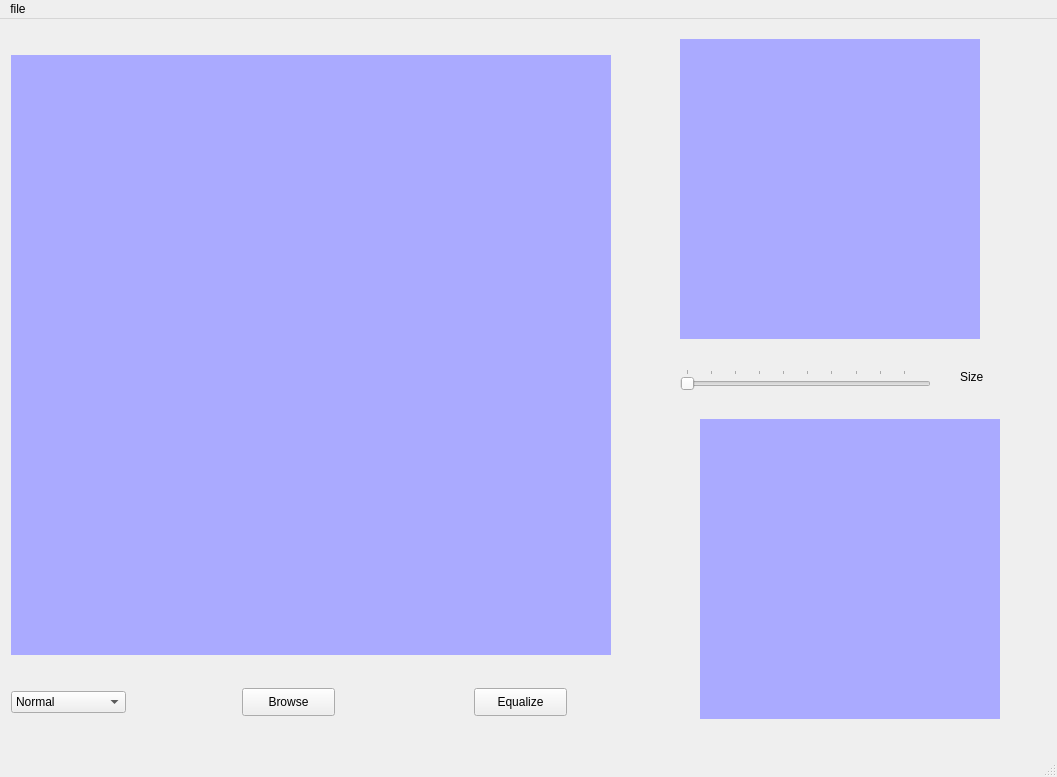
Old version of the form task1.ui in the repository youssefshawki9/Photo_Editor.
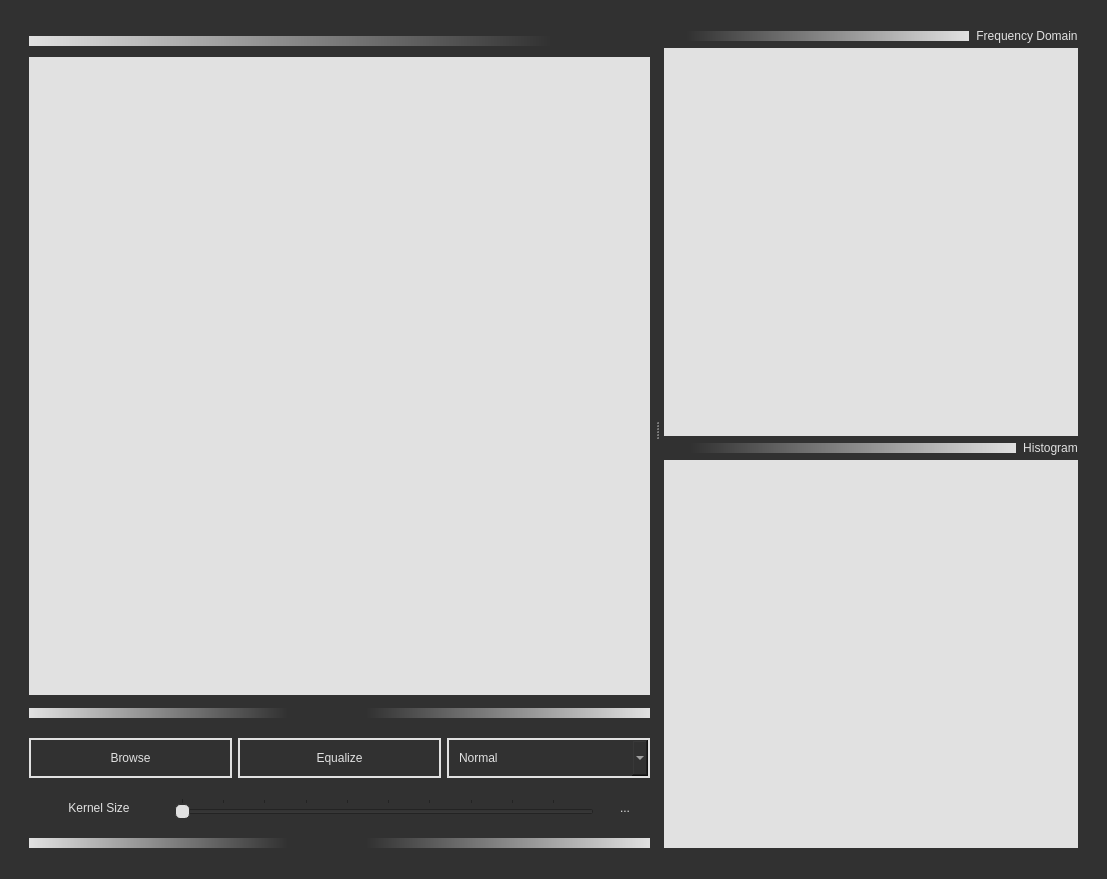
New version of the form. Icons and pictures are not drawn. Custom widgets are drawn as their Qt base class.

Patch:
```diff
--- a/task1.ui
+++ b/task1.ui
@@ -6,205 +6,503 @@
    <rect>
     <x>0</x>
     <y>0</y>
-    <width>1057</width>
-    <height>777</height>
+    <width>1107</width>
+    <height>879</height>
    </rect>
   </property>
   <property name="windowTitle">
    <string>MainWindow</string>
   </property>
   <property name="styleSheet">
-   <string notr="true"/>
+   <string notr="true">* {
+	font: 12pt &quot;Candara&quot;;
+	color: rgb(225, 225, 225);
+/*	background-color: rgb(39, 39, 52);*/
+	background-color: rgb(49, 49, 49);
+}
+
+#openButton, #Equalize, #comboBox {
+	border: 2px solid #e1e1e1;
+	padding-right: 10px;
+	padding-left: 10px;
+}
+
+#fftWidget, #histoWidget, #imageview {
+/*	background-color: rgb(176, 187, 255);*/
+/*	background-color: rgb(4, 144, 145);*/
+	background-color: #e1e1e1;
+}
+
+#filterSize::handle:horizontal {
+	background: #e1e1e1;
+    border: 1px solid rgb(49, 49, 49);
+    width: 10px;
+    margin: -2px 0;
+    border-radius: 5px;
+}
+
+#label_3, #label_2 {
+	background: None;
+	padding-left: 7px;
+}</string>
   </property>
   <widget class="QWidget" name="centralwidget">
-   <widget class="QPushButton" name="Equalize">
-    <property name="geometry">
-     <rect>
-      <x>474</x>
-      <y>669</y>
-      <width>93</width>
-      <height>28</height>
-     </rect>
-    </property>
-    <property name="text">
-     <string>Equalize</string>
-    </property>
-   </widget>
-   <widget class="QComboBox" name="comboBox">
-    <property name="geometry">
-     <rect>
-      <x>11</x>
-      <y>672</y>
-      <width>115</width>
-      <height>22</height>
-     </rect>
-    </property>
-    <item>
-     <property name="text">
-      <string>Normal</string>
-     </property>
+   <layout class="QGridLayout" name="gridLayout">
+    <item row="0" column="0">
+     <widget class="QSplitter" name="splitter">
+      <property name="orientation">
+       <enum>Qt::Horizontal</enum>
+      </property>
+      <widget class="QWidget" name="">
+       <layout class="QVBoxLayout" name="verticalLayout_2" stretch="0,1,0,0,0,0">
+        <property name="leftMargin">
+         <number>20</number>
+        </property>
+        <property name="topMargin">
+         <number>20</number>
+        </property>
+        <property name="rightMargin">
+         <number>5</number>
+        </property>
+        <item>
+         <layout class="QHBoxLayout" name="horizontalLayout_9" stretch="1">
+          <item>
+           <layout class="QHBoxLayout" name="horizontalLayout_5" stretch="0">
+            <property name="topMargin">
+             <number>7</number>
+            </property>
+            <property name="bottomMargin">
+             <number>5</number>
+            </property>
+            <item>
+             <widget class="QLabel" name="label_54">
+              <property name="maximumSize">
+               <size>
+                <width>16777215</width>
+                <height>10</height>
+               </size>
+              </property>
+              <property name="styleSheet">
+               <string notr="true">background-color: rgb(6, 87, 88);
+background-color: qlineargradient(spread:pad, x1:0, y1:1, x2:1, y2:1, stop:0 rgba(175, 175, 175, 255), stop:0.915423 rgba(49, 49, 49, 255));
+background-color: qlineargradient(spread:pad, x1:0, y1:1, x2:1, y2:1, stop:0 rgb(225, 225, 225, 255), stop:0.840796 rgba(49, 49, 49, 255));</string>
+              </property>
+              <property name="text">
+               <string/>
+              </property>
+             </widget>
+            </item>
+           </layout>
+          </item>
+         </layout>
+        </item>
+        <item>
+         <widget class="QLabel" name="imageview">
+          <property name="minimumSize">
+           <size>
+            <width>600</width>
+            <height>600</height>
+           </size>
+          </property>
+          <property name="maximumSize">
+           <size>
+            <width>2000</width>
+            <height>2000</height>
+           </size>
+          </property>
+          <property name="styleSheet">
+           <string notr="true"/>
+          </property>
+          <property name="text">
+           <string/>
+          </property>
+          <property name="alignment">
+           <set>Qt::AlignCenter</set>
+          </property>
+         </widget>
+        </item>
+        <item>
+         <layout class="QHBoxLayout" name="horizontalLayout_4" stretch="1,1">
+          <property name="topMargin">
+           <number>7</number>
+          </property>
+          <property name="bottomMargin">
+           <number>7</number>
+          </property>
+          <item>
+           <widget class="QLabel" name="label_53">
+            <property name="maximumSize">
+             <size>
+              <width>16777215</width>
+              <height>10</height>
+             </size>
+            </property>
+            <property name="styleSheet">
+             <string notr="true">background-color: rgb(6, 87, 88);
+background-color: qlineargradient(spread:pad, x1:0, y1:1, x2:1, y2:1, stop:0 rgba(175, 175, 175, 255), stop:0.915423 rgba(49, 49, 49, 255));
+background-color: qlineargradient(spread:pad, x1:0, y1:1, x2:1, y2:1, stop:0 rgb(225, 225, 225, 255), stop:0.840796 rgba(49, 49, 49, 255));</string>
+            </property>
+            <property name="text">
+             <string/>
+            </property>
+           </widget>
+          </item>
+          <item>
+           <widget class="QLabel" name="label_58">
+            <property name="maximumSize">
+             <size>
+              <width>16777215</width>
+              <height>10</height>
+             </size>
+            </property>
+            <property name="styleSheet">
+             <string notr="true">background-color: rgb(6, 87, 88);
+
+background-color: qlineargradient(spread:pad, x1:0, y1:0, x2:1, y2:0, stop:0.0746269 rgba(49, 49, 49, 255), stop:1 rgb(225, 225, 225, 255));</string>
+            </property>
+            <property name="text">
+             <string/>
+            </property>
+           </widget>
+          </item>
+         </layout>
+        </item>
+        <item>
+         <layout class="QHBoxLayout" name="horizontalLayout" stretch="1,1,1">
+          <property name="topMargin">
+           <number>7</number>
+          </property>
+          <property name="bottomMargin">
+           <number>7</number>
+          </property>
+          <item>
+           <widget class="QPushButton" name="openButton">
+            <property name="minimumSize">
+             <size>
+              <width>0</width>
+              <height>40</height>
+             </size>
+            </property>
+            <property name="cursor">
+             <cursorShape>PointingHandCursor</cursorShape>
+            </property>
+            <property name="styleSheet">
+             <string notr="true"/>
+            </property>
+            <property name="text">
+             <string>Browse</string>
+            </property>
+           </widget>
+          </item>
+          <item>
+           <widget class="QPushButton" name="Equalize">
+            <property name="minimumSize">
+             <size>
+              <width>0</width>
+              <height>40</height>
+             </size>
+            </property>
+            <property name="cursor">
+             <cursorShape>PointingHandCursor</cursorShape>
+            </property>
+            <property name="styleSheet">
+             <string notr="true"/>
+            </property>
+            <property name="text">
+             <string>Equalize</string>
+            </property>
+           </widget>
+          </item>
+          <item>
+           <widget class="QComboBox" name="comboBox">
+            <property name="minimumSize">
+             <size>
+              <width>0</width>
+              <height>40</height>
+             </size>
+            </property>
+            <property name="cursor">
+             <cursorShape>PointingHandCursor</cursorShape>
+            </property>
+            <property name="styleSheet">
+             <string notr="true"/>
+            </property>
+            <property name="frame">
+             <bool>true</bool>
+            </property>
+            <item>
+             <property name="text">
+              <string>Normal</string>
+             </property>
+            </item>
+            <item>
+             <property name="text">
+              <string>Low pass filter</string>
+             </property>
+            </item>
+            <item>
+             <property name="text">
+              <string>Median filter</string>
+             </property>
+            </item>
+            <item>
+             <property name="text">
+              <string>High pass filter</string>
+             </property>
+            </item>
+            <item>
+             <property name="text">
+              <string>Laplacian filter</string>
+             </property>
+            </item>
+           </widget>
+          </item>
+         </layout>
+        </item>
+        <item>
+         <layout class="QHBoxLayout" name="horizontalLayout_2" stretch="1,3,1">
+          <property name="topMargin">
+           <number>7</number>
+          </property>
+          <property name="bottomMargin">
+           <number>7</number>
+          </property>
+          <item>
+           <widget class="QLabel" name="sliderLabel">
+            <property name="text">
+             <string>Kernel Size</string>
+            </property>
+            <property name="alignment">
+             <set>Qt::AlignCenter</set>
+            </property>
+           </widget>
+          </item>
+          <item>
+           <widget class="QSlider" name="filterSize">
+            <property name="cursor">
+             <cursorShape>PointingHandCursor</cursorShape>
+            </property>
+            <property name="minimum">
+             <number>1</number>
+            </property>
+            <property name="singleStep">
+             <number>4</number>
+            </property>
+            <property name="value">
+             <number>1</number>
+            </property>
+            <property name="orientation">
+             <enum>Qt::Horizontal</enum>
+            </property>
+            <property name="tickPosition">
+             <enum>QSlider::TicksAbove</enum>
+            </property>
+            <property name="tickInterval">
+             <number>10</number>
+            </property>
+           </widget>
+          </item>
+          <item>
+           <widget class="QLabel" name="sliderValue">
+            <property name="maximumSize">
+             <size>
+              <width>50</width>
+              <height>16777215</height>
+             </size>
+            </property>
+            <property name="text">
+             <string>...</string>
+            </property>
+            <property name="alignment">
+             <set>Qt::AlignCenter</set>
+            </property>
+           </widget>
+          </item>
+         </layout>
+        </item>
+        <item>
+         <layout class="QHBoxLayout" name="horizontalLayout_8" stretch="1,1">
+          <property name="topMargin">
+           <number>7</number>
+          </property>
+          <property name="bottomMargin">
+           <number>0</number>
+          </property>
+          <item>
+           <widget class="QLabel" name="label_57">
+            <property name="maximumSize">
+             <size>
+              <width>16777215</width>
+              <height>10</height>
+             </size>
+            </property>
+            <property name="styleSheet">
+             <string notr="true">background-color: rgb(6, 87, 88);
+background-color: qlineargradient(spread:pad, x1:0, y1:1, x2:1, y2:1, stop:0 rgba(175, 175, 175, 255), stop:0.915423 rgba(49, 49, 49, 255));
+background-color: qlineargradient(spread:pad, x1:0, y1:1, x2:1, y2:1, stop:0 rgb(225, 225, 225, 255), stop:0.840796 rgba(49, 49, 49, 255));</string>
+            </property>
+            <property name="text">
+             <string/>
+            </property>
+           </widget>
+          </item>
+          <item>
+           <widget class="QLabel" name="label_62">
+            <property name="maximumSize">
+             <size>
+              <width>16777215</width>
+              <height>10</height>
+             </size>
+            </property>
+            <property name="styleSheet">
+             <string notr="true">background-color: rgb(6, 87, 88);
+
+background-color: qlineargradient(spread:pad, x1:0, y1:0, x2:1, y2:0, stop:0.0746269 rgba(49, 49, 49, 255), stop:1 rgb(225, 225, 225, 255));</string>
+            </property>
+            <property name="text">
+             <string/>
+            </property>
+           </widget>
+          </item>
+         </layout>
+        </item>
+       </layout>
+      </widget>
+      <widget class="QWidget" name="">
+       <layout class="QVBoxLayout" name="verticalLayout" stretch="0,1,0,1">
+        <property name="spacing">
+         <number>0</number>
+        </property>
+        <property name="sizeConstraint">
+         <enum>QLayout::SetDefaultConstraint</enum>
+        </property>
+        <property name="leftMargin">
+         <number>5</number>
+        </property>
+        <property name="topMargin">
+         <number>20</number>
+        </property>
+        <property name="rightMargin">
+         <number>20</number>
+        </property>
+        <item>
+         <layout class="QHBoxLayout" name="horizontalLayout_10" stretch="1,0">
+          <property name="bottomMargin">
+           <number>5</number>
+          </property>
+          <item>
+           <widget class="QLabel" name="label_65">
+            <property name="maximumSize">
+             <size>
+              <width>16777215</width>
+              <height>10</height>
+             </size>
+            </property>
+            <property name="styleSheet">
+             <string notr="true">background-color: rgb(6, 87, 88);
+
+background-color: qlineargradient(spread:pad, x1:0, y1:0, x2:1, y2:0, stop:0.0746269 rgba(49, 49, 49, 255), stop:1 rgb(225, 225, 225, 255));</string>
+            </property>
+            <property name="text">
+             <string/>
+            </property>
+           </widget>
+          </item>
+          <item>
+           <widget class="QLabel" name="label_3">
+            <property name="text">
+             <string>Frequency Domain</string>
+            </property>
+            <property name="alignment">
+             <set>Qt::AlignCenter</set>
+            </property>
+           </widget>
+          </item>
+         </layout>
+        </item>
+        <item>
+         <widget class="PlotWidget" name="fftWidget" native="true">
+          <property name="minimumSize">
+           <size>
+            <width>400</width>
+            <height>300</height>
+           </size>
+          </property>
+          <property name="maximumSize">
+           <size>
+            <width>800</width>
+            <height>16777215</height>
+           </size>
+          </property>
+          <property name="styleSheet">
+           <string notr="true"/>
+          </property>
+         </widget>
+        </item>
+        <item>
+         <layout class="QHBoxLayout" name="horizontalLayout_3" stretch="1,0">
+          <property name="topMargin">
+           <number>5</number>
+          </property>
+          <property name="bottomMargin">
+           <number>5</number>
+          </property>
+          <item>
+           <widget class="QLabel" name="label_64">
+            <property name="maximumSize">
+             <size>
+              <width>16777215</width>
+              <height>10</height>
+             </size>
+            </property>
+            <property name="styleSheet">
+             <string notr="true">background-color: rgb(6, 87, 88);
+
+background-color: qlineargradient(spread:pad, x1:0, y1:0, x2:1, y2:0, stop:0.0746269 rgba(49, 49, 49, 255), stop:1 rgb(225, 225, 225, 255));</string>
+            </property>
+            <property name="text">
+             <string/>
+            </property>
+           </widget>
+          </item>
+          <item>
+           <widget class="QLabel" name="label_2">
+            <property name="text">
+             <string>Histogram</string>
+            </property>
+            <property name="alignment">
+             <set>Qt::AlignCenter</set>
+            </property>
+           </widget>
+          </item>
+         </layout>
+        </item>
+        <item>
+         <widget class="PlotWidget" name="histoWidget" native="true">
+          <property name="minimumSize">
+           <size>
+            <width>400</width>
+            <height>300</height>
+           </size>
+          </property>
+          <property name="maximumSize">
+           <size>
+            <width>800</width>
+            <height>16777215</height>
+           </size>
+          </property>
+          <property name="styleSheet">
+           <string notr="true"/>
+          </property>
+         </widget>
+        </item>
+       </layout>
+      </widget>
+     </widget>
     </item>
-    <item>
-     <property name="text">
-      <string>Low pass filter</string>
-     </property>
-    </item>
-    <item>
-     <property name="text">
-      <string>Median filter</string>
-     </property>
-    </item>
-    <item>
-     <property name="text">
-      <string>High pass filter</string>
-     </property>
-    </item>
-    <item>
-     <property name="text">
-      <string>Laplacian filter</string>
-     </property>
-    </item>
-   </widget>
-   <widget class="QLabel" name="imageview">
-    <property name="geometry">
-     <rect>
-      <x>11</x>
-      <y>36</y>
-      <width>600</width>
-      <height>600</height>
-     </rect>
-    </property>
-    <property name="minimumSize">
-     <size>
-      <width>600</width>
-      <height>600</height>
-     </size>
-    </property>
-    <property name="maximumSize">
-     <size>
-      <width>600</width>
-      <height>600</height>
-     </size>
-    </property>
-    <property name="styleSheet">
-     <string notr="true">background-color: rgb(170, 170, 255);</string>
-    </property>
-    <property name="text">
-     <string/>
-    </property>
-   </widget>
-   <widget class="QPushButton" name="openButton">
-    <property name="geometry">
-     <rect>
-      <x>242</x>
-      <y>669</y>
-      <width>93</width>
-      <height>28</height>
-     </rect>
-    </property>
-    <property name="text">
-     <string>Browse</string>
-    </property>
-   </widget>
-   <widget class="PlotWidget" name="histoWidget" native="true">
-    <property name="geometry">
-     <rect>
-      <x>700</x>
-      <y>400</y>
-      <width>300</width>
-      <height>300</height>
-     </rect>
-    </property>
-    <property name="minimumSize">
-     <size>
-      <width>300</width>
-      <height>300</height>
-     </size>
-    </property>
-    <property name="styleSheet">
-     <string notr="true">background-color: rgb(170, 170, 255);</string>
-    </property>
-   </widget>
-   <widget class="PlotWidget" name="fftWidget" native="true">
-    <property name="geometry">
-     <rect>
-      <x>680</x>
-      <y>20</y>
-      <width>300</width>
-      <height>300</height>
-     </rect>
-    </property>
-    <property name="minimumSize">
-     <size>
-      <width>300</width>
-      <height>300</height>
-     </size>
-    </property>
-    <property name="styleSheet">
-     <string notr="true">background-color: rgb(170, 170, 255);</string>
-    </property>
-   </widget>
-   <widget class="QSlider" name="filterSize">
-    <property name="geometry">
-     <rect>
-      <x>680</x>
-      <y>350</y>
-      <width>251</width>
-      <height>22</height>
-     </rect>
-    </property>
-    <property name="minimum">
-     <number>1</number>
-    </property>
-    <property name="singleStep">
-     <number>4</number>
-    </property>
-    <property name="value">
-     <number>1</number>
-    </property>
-    <property name="orientation">
-     <enum>Qt::Horizontal</enum>
-    </property>
-    <property name="tickPosition">
-     <enum>QSlider::TicksAbove</enum>
-    </property>
-    <property name="tickInterval">
-     <number>10</number>
-    </property>
-   </widget>
-   <widget class="QLabel" name="sliderValue">
-    <property name="geometry">
-     <rect>
-      <x>960</x>
-      <y>350</y>
-      <width>41</width>
-      <height>16</height>
-     </rect>
-    </property>
-    <property name="text">
-     <string>Size</string>
-    </property>
-   </widget>
+   </layout>
   </widget>
   <widget class="QStatusBar" name="statusbar"/>
-  <widget class="QMenuBar" name="menuBar">
-   <property name="geometry">
-    <rect>
-     <x>0</x>
-     <y>0</y>
-     <width>1057</width>
-     <height>26</height>
-    </rect>
-   </property>
-   <widget class="QMenu" name="menufile">
-    <property name="title">
-     <string>file</string>
-    </property>
-    <addaction name="actionopen"/>
-    <addaction name="actionexit"/>
-   </widget>
-   <addaction name="menufile"/>
-  </widget>
   <action name="actionopen">
    <property name="text">
     <string>Browse</string>
```
Left out of the diff: 6 changed lines with no effect on the pictures.
